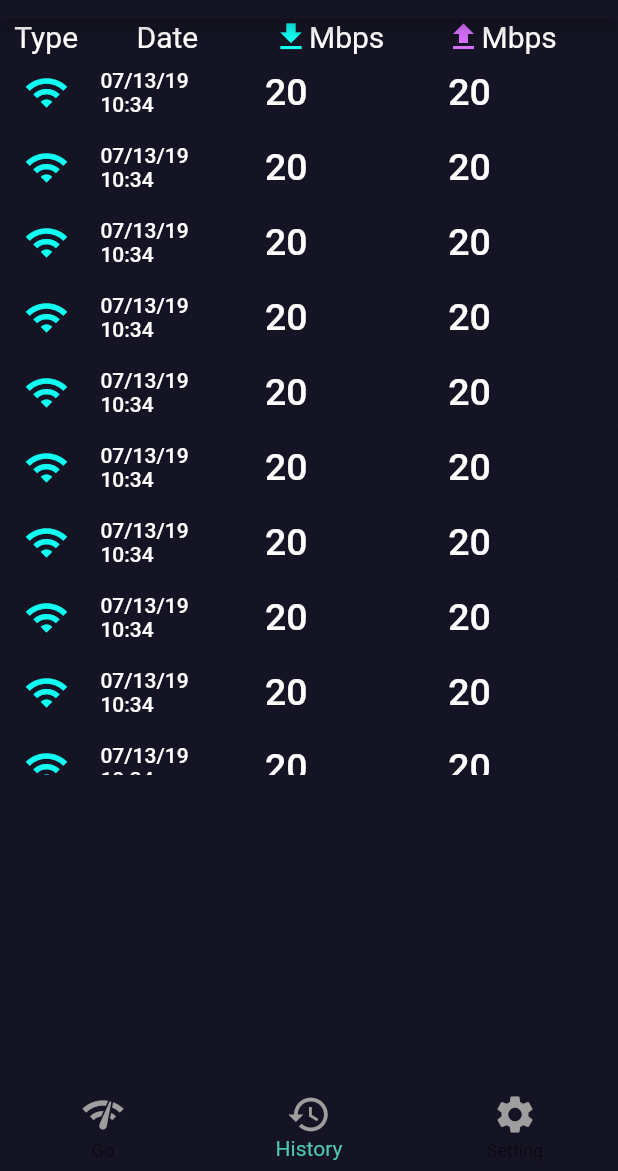
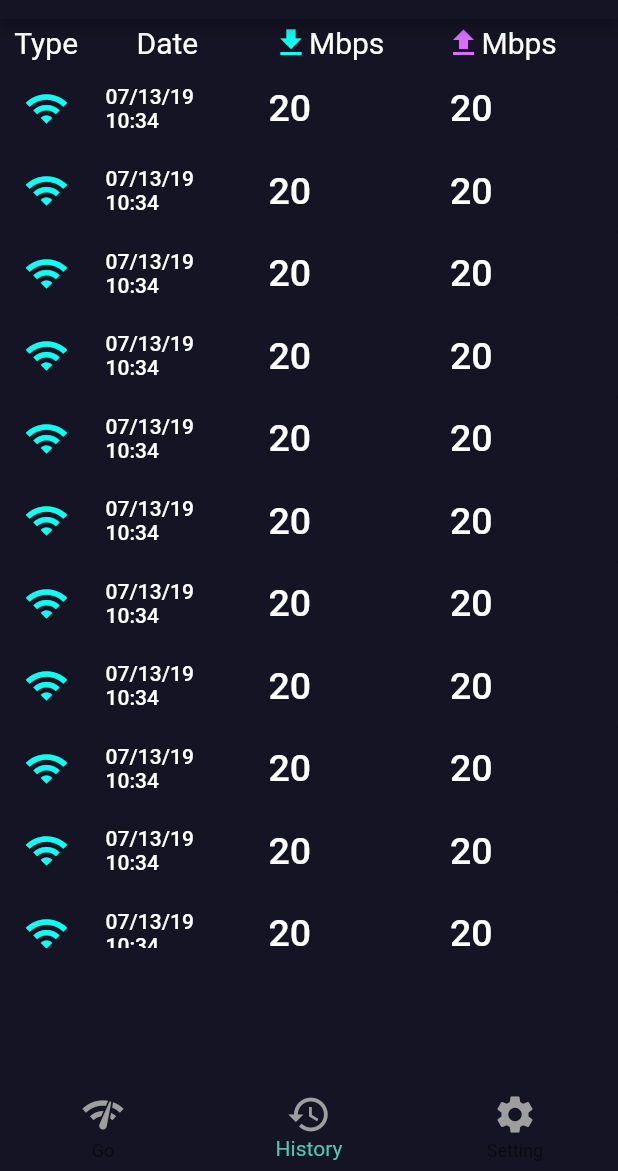
Before and after one commit to Catherine526940/Dart-speedtest, a Flutter app: the screen it shows after launch, item 2 of the bottom bar chosen, on a phone screen of 412 x 824 dp, the part 65-1236 px from its top. Run offline on Flutter 3.47's test engine with Material 2 defaults, Android fonts, the phone set to English and light mode, and no system bars.

Commit message:
update_two

```diff
--- a/lib/pages/history.dart
+++ b/lib/pages/history.dart
@@ -15,22 +15,29 @@ class _HistoryPageState extends State<HistoryPage> {
   var randomdata1=Random().nextInt(200);
   var randomdata2=Random().nextInt(200);
   var randomdata3=Random().nextInt(200);
+
   @override
   Widget build(BuildContext context) {
+    final size = MediaQuery.of(context).size;
+    final height = size.height;
   return Column(children: <Widget>[
     //最上面哪一行，（title)
             Row(children: <Widget>[
-            Expanded(child:Text('\t\tType', style: TextStyle(color: Colors.white, fontSize: 20 )),),
+            Expanded(child:Text('\t\tType', style: TextStyle(color: Colors.white, fontSize: 20)),),
             Expanded(child: Text('Date', style: TextStyle(color: Colors.white, fontSize: 20)),),
             Icon(Icons.file_download, color: Color(0xff11fff3)),
             Expanded(child:  Text('Mbps', style: TextStyle(color: Colors.white, fontSize: 20)),),
             Icon(Icons.file_upload, color: Color(0xffd86fff)),
-            Expanded(child: Text('Mbps', style: TextStyle(color: Colors.white, fontSize: 20)),)
-             ]
+            Expanded(child: Text('Mbps', style: TextStyle(color: Colors.white, fontSize: 20)),),
+            Text('\n'),
+            Text('\n'),
+            Text('\n'),
+           // SizedBox(height: 25.0),
+                ]
             ),
           //下拉列表框，因为在这里给它高度为500，可能会有一些问题，暂时没有找到解决方法：
           Container(
-          height: 480.0,
+          height: height*2.85/ 4,
           child:
           ListView(
           children: <Widget>[
@@ -39,12 +46,12 @@ class _HistoryPageState extends State<HistoryPage> {
         color: Color.fromRGBO(21, 20, 36, 1),
         splashColor: Color.fromRGBO(78, 201, 176, 0.7), //水波纹颜色
         child: Container(
-            height: 50,
+            height: 55,
             child: Row(
             mainAxisAlignment: MainAxisAlignment.start,
             children: <Widget>[
               Icon(Icons.wifi, size: 30, color: Color(0xff11fff3)),
-             Text('\t\t\t\t\t\t'),
+             Text('\t\t\t\t\t\t\t'),
               Expanded(child:Text('07/13/19\n10:34', style: TextStyle(color: Colors.white)),),
               Expanded(child:Text("$randomdata2",
                   style: TextStyle(color: Colors.white, fontSize: 25.0)),),
@@ -63,12 +70,12 @@ class _HistoryPageState extends State<HistoryPage> {
         color: Color.fromRGBO(21, 20, 36, 1),
         splashColor: Color.fromRGBO(78, 201, 176, 0.7), //水波纹颜色
         child: Container(
-            height: 50,
+            height: 55,
             child: Row(
             mainAxisAlignment: MainAxisAlignment.start,
             children: <Widget>[
               Icon(Icons.wifi, size: 30, color: Color(0xff11fff3)),
-             Text('\t\t\t\t\t\t'),
+             Text('\t\t\t\t\t\t\t'),
               Expanded(child:Text('07/13/19\n10:34', style: TextStyle(color: Colors.white)),),
               Expanded(child:Text("$randomdata3",
                   style: TextStyle(color: Colors.white, fontSize: 25.0)),),
@@ -87,12 +94,12 @@ class _HistoryPageState extends State<HistoryPage> {
         color: Color.fromRGBO(21, 20, 36, 1),
         splashColor: Color.fromRGBO(78, 201, 176, 0.7), //水波纹颜色
         child: Container(
-            height: 50,
+            height: 55,
             child: Row(
             mainAxisAlignment: MainAxisAlignment.start,
             children: <Widget>[
               Icon(Icons.wifi, size: 30, color: Color(0xff11fff3)),
-             Text('\t\t\t\t\t\t'),
+             Text('\t\t\t\t\t\t\t'),
               Expanded(child:Text('07/13/19\n10:34', style: TextStyle(color: Colors.white)),),
               Expanded(child:Text("$randomdata",
                   style: TextStyle(color: Colors.white, fontSize: 25.0)),),
@@ -111,12 +118,12 @@ class _HistoryPageState extends State<HistoryPage> {
         color: Color.fromRGBO(21, 20, 36, 1),
         splashColor: Color.fromRGBO(78, 201, 176, 0.7), //水波纹颜色
         child: Container(
-            height: 50,
+            height: 55,
             child: Row(
             mainAxisAlignment: MainAxisAlignment.start,
             children: <Widget>[
               Icon(Icons.wifi, size: 30, color: Color(0xff11fff3)),
-             Text('\t\t\t\t\t\t'),
+             Text('\t\t\t\t\t\t\t'),
               Expanded(child:Text('07/13/19\n10:34', style: TextStyle(color: Colors.white)),),
               Expanded(child:Text("$randomdata",
                   style: TextStyle(color: Colors.white, fontSize: 25.0)),),
@@ -135,12 +142,12 @@ class _HistoryPageState extends State<HistoryPage> {
         color: Color.fromRGBO(21, 20, 36, 1),
         splashColor: Color.fromRGBO(78, 201, 176, 0.7), //水波纹颜色
         child: Container(
-            height: 50,
+            height: 55,
             child: Row(
             mainAxisAlignment: MainAxisAlignment.start,
             children: <Widget>[
               Icon(Icons.wifi, size: 30, color: Color(0xff11fff3)),
-             Text('\t\t\t\t\t\t'),
+             Text('\t\t\t\t\t\t\t'),
               Expanded(child:Text('07/13/19\n10:34', style: TextStyle(color: Colors.white)),),
               Expanded(child:Text("$randomdata3",
                   style: TextStyle(color: Colors.white, fontSize: 25.0)),),
@@ -159,12 +166,12 @@ class _HistoryPageState extends State<HistoryPage> {
         color: Color.fromRGBO(21, 20, 36, 1),
         splashColor: Color.fromRGBO(78, 201, 176, 0.7), //水波纹颜色
         child: Container(
-            height: 50,
+            height: 55,
             child: Row(
             mainAxisAlignment: MainAxisAlignment.start,
             children: <Widget>[
               Icon(Icons.wifi, size: 30, color: Color(0xff11fff3)),
-             Text('\t\t\t\t\t\t'),
+             Text('\t\t\t\t\t\t\t'),
               Expanded(child:Text('07/13/19\n10:34', style: TextStyle(color: Colors.white)),),
               Expanded(child:Text("$randomdata",
                   style: TextStyle(color: Colors.white, fontSize: 25.0)),),
@@ -183,12 +190,12 @@ class _HistoryPageState extends State<HistoryPage> {
         color: Color.fromRGBO(21, 20, 36, 1),
         splashColor: Color.fromRGBO(78, 201, 176, 0.7), //水波纹颜色
         child: Container(
-            height: 50,
+            height: 55,
             child: Row(
             mainAxisAlignment: MainAxisAlignment.start,
             children: <Widget>[
               Icon(Icons.wifi, size: 30, color: Color(0xff11fff3)),
-             Text('\t\t\t\t\t\t'),
+             Text('\t\t\t\t\t\t\t'),
               Expanded(child:Text('07/13/19\n10:34', style: TextStyle(color: Colors.white)),),
               Expanded(child:Text("$randomdata",
                   style: TextStyle(color: Colors.white, fontSize: 25.0)),),
@@ -207,12 +214,12 @@ class _HistoryPageState extends State<HistoryPage> {
         color: Color.fromRGBO(21, 20, 36, 1),
         splashColor: Color.fromRGBO(78, 201, 176, 0.7), //水波纹颜色
         child: Container(
-            height: 50,
+            height: 55,
             child: Row(
             mainAxisAlignment: MainAxisAlignment.start,
             children: <Widget>[
               Icon(Icons.wifi, size: 30, color: Color(0xff11fff3)),
-             Text('\t\t\t\t\t\t'),
+             Text('\t\t\t\t\t\t\t'),
               Expanded(child:Text('07/13/19\n10:34', style: TextStyle(color: Colors.white)),),
               Expanded(child:Text("$randomdata",
                   style: TextStyle(color: Colors.white, fontSize: 25.0)),),
@@ -231,12 +238,12 @@ class _HistoryPageState extends State<HistoryPage> {
         color: Color.fromRGBO(21, 20, 36, 1),
         splashColor: Color.fromRGBO(78, 201, 176, 0.7), //水波纹颜色
         child: Container(
-            height: 50,
+            height: 55,
             child: Row(
             mainAxisAlignment: MainAxisAlignment.start,
             children: <Widget>[
               Icon(Icons.wifi, size: 30, color: Color(0xff11fff3)),
-             Text('\t\t\t\t\t\t'),
+             Text('\t\t\t\t\t\t\t'),
               Expanded(child:Text('07/13/19\n10:34', style: TextStyle(color: Colors.white)),),
               Expanded(child:Text("$randomdata",
                   style: TextStyle(color: Colors.white, fontSize: 25.0)),),
@@ -255,12 +262,12 @@ class _HistoryPageState extends State<HistoryPage> {
         color: Color.fromRGBO(21, 20, 36, 1),
         splashColor: Color.fromRGBO(78, 201, 176, 0.7), //水波纹颜色
         child: Container(
-            height: 50,
+            height: 55,
             child: Row(
             mainAxisAlignment: MainAxisAlignment.start,
             children: <Widget>[
               Icon(Icons.wifi, size: 30, color: Color(0xff11fff3)),
-             Text('\t\t\t\t\t\t'),
+             Text('\t\t\t\t\t\t\t'),
               Expanded(child:Text('07/13/19\n10:34', style: TextStyle(color: Colors.white)),),
               Expanded(child:Text("$randomdata",
                   style: TextStyle(color: Colors.white, fontSize: 25.0)),),
@@ -278,12 +285,12 @@ class _HistoryPageState extends State<HistoryPage> {
         color: Color.fromRGBO(21, 20, 36, 1),
         splashColor: Color.fromRGBO(78, 201, 176, 0.7), //水波纹颜色
         child: Container(
-            height: 50,
+            height: 55,
             child: Row(
             mainAxisAlignment: MainAxisAlignment.start,
             children: <Widget>[
               Icon(Icons.wifi, size: 30, color: Color(0xff11fff3)),
-             Text('\t\t\t\t\t\t'),
+             Text('\t\t\t\t\t\t\t'),
               Expanded(child:Text('07/13/19\n10:34', style: TextStyle(color: Colors.white)),),
               Expanded(child:Text("$randomdata2",
                   style: TextStyle(color: Colors.white, fontSize: 25.0)),),
@@ -301,12 +308,12 @@ class _HistoryPageState extends State<HistoryPage> {
         color: Color.fromRGBO(21, 20, 36, 1),
         splashColor: Color.fromRGBO(78, 201, 176, 0.7), //水波纹颜色
         child: Container(
-            height: 50,
+            height: 55,
             child: Row(
             mainAxisAlignment: MainAxisAlignment.start,
             children: <Widget>[
               Icon(Icons.wifi, size: 30, color: Color(0xff11fff3)),
-             Text('\t\t\t\t\t\t'),
+             Text('\t\t\t\t\t\t\t'),
               Expanded(child:Text('07/13/19\n10:34', style: TextStyle(color: Colors.white)),),
               Expanded(child:Text("$randomdata2",
                   style: TextStyle(color: Colors.white, fontSize: 25.0)),),
```
